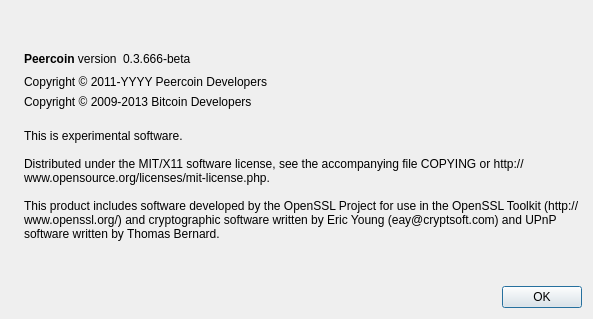
First picture: the form in src/qt/forms/aboutdialog.ui, repository Gamerholic/GamerHolicCoin, before the edit.
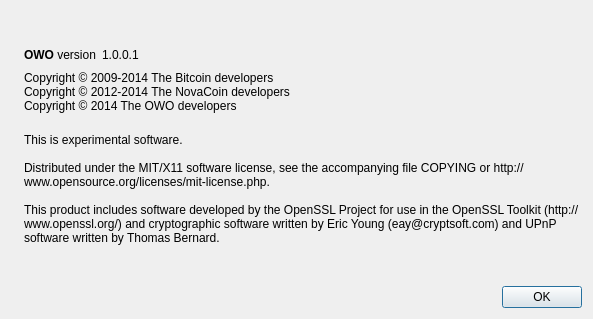
Second picture: the form after the edit. Icons and pictures are not drawn.

Patch:
```diff
--- a/src/qt/forms/aboutdialog.ui
+++ b/src/qt/forms/aboutdialog.ui
@@ -50,7 +50,7 @@
           <cursorShape>IBeamCursor</cursorShape>
          </property>
          <property name="text">
-          <string>&lt;b&gt;Peercoin&lt;/b&gt; version</string>
+          <string>&lt;b&gt;OWO&lt;/b&gt; version</string>
          </property>
          <property name="textInteractionFlags">
           <set>Qt::LinksAccessibleByMouse|Qt::TextSelectableByKeyboard|Qt::TextSelectableByMouse</set>
@@ -63,7 +63,7 @@
           <cursorShape>IBeamCursor</cursorShape>
          </property>
          <property name="text">
-          <string notr="true">0.3.666-beta</string>
+          <string notr="true">1.0.0.1</string>
          </property>
          <property name="textInteractionFlags">
           <set>Qt::LinksAccessibleByMouse|Qt::TextSelectableByKeyboard|Qt::TextSelectableByMouse</set>
@@ -91,26 +91,9 @@
         <cursorShape>IBeamCursor</cursorShape>
        </property>
        <property name="text">
-        <string>Copyright &amp;copy; 2011-YYYY Peercoin Developers</string>
-       </property>
-       <property name="textFormat">
-        <enum>Qt::RichText</enum>
-       </property>
-       <property name="textInteractionFlags">
-        <set>Qt::LinksAccessibleByMouse|Qt::TextSelectableByKeyboard|Qt::TextSelectableByMouse</set>
-       </property>
-      </widget>
-     </item>
-     <item>
-      <widget class="QLabel" name="BitcoinCopyrightLabel">
-       <property name="cursor">
-        <cursorShape>IBeamCursor</cursorShape>
-       </property>
-       <property name="text">
-        <string notr="true">Copyright &amp;copy; 2009-2013 Bitcoin Developers</string>
-       </property>
-       <property name="textFormat">
-        <enum>Qt::RichText</enum>
+        <string>Copyright © 2009-2014 The Bitcoin developers
+Copyright © 2012-2014 The NovaCoin developers
+Copyright © 2014 The OWO developers</string>
        </property>
        <property name="textInteractionFlags">
         <set>Qt::LinksAccessibleByMouse|Qt::TextSelectableByKeyboard|Qt::TextSelectableByMouse</set>
```
Left out of the diff: 4 changed lines with no effect on the pictures.
